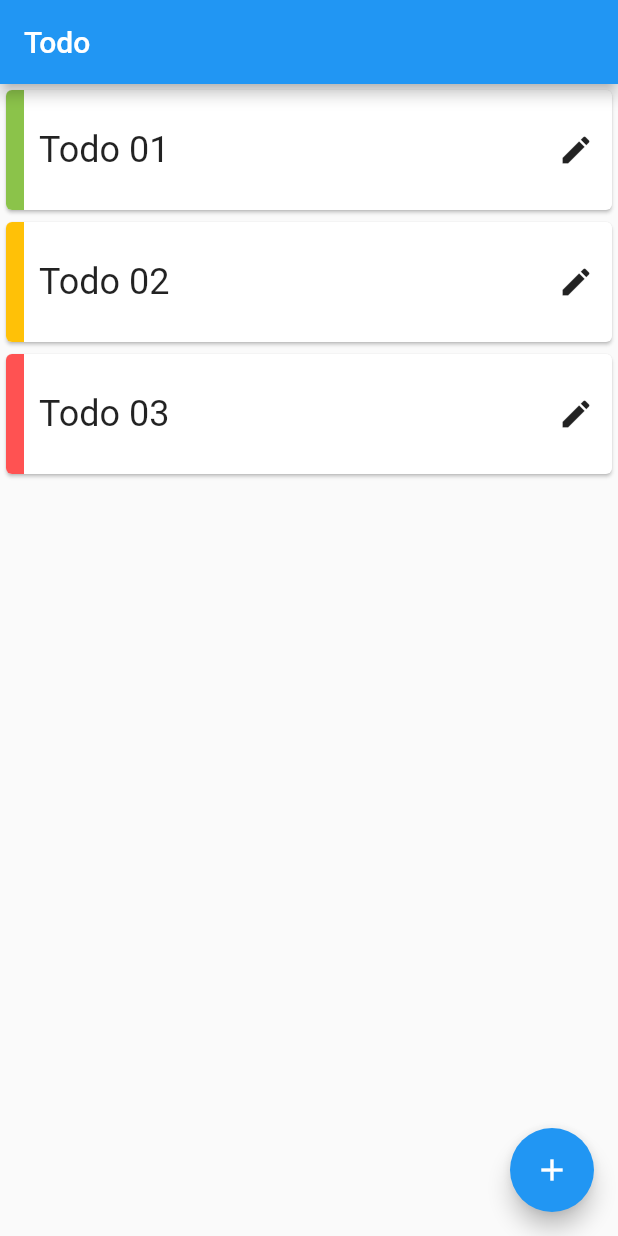
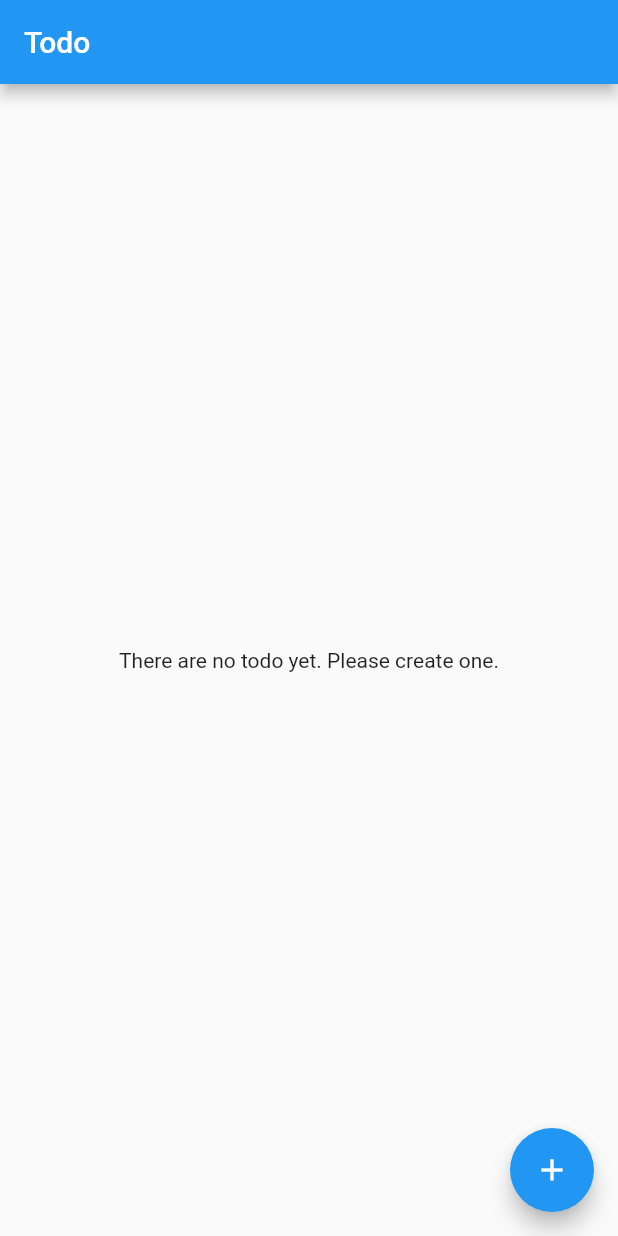
Before and after one commit to kostiadovhyi/Flutter_ToDo, a Flutter app: the screen it shows after launch, on a phone screen of 412 x 824 dp. Run offline on Flutter 3.47's test engine with Material 2 defaults, Android fonts, the phone set to English and light mode, and no system bars; network calls fail.

Commit message:
Load todos from Firebase

```diff
--- a/lib/main.dart
+++ b/lib/main.dart
@@ -21,12 +21,12 @@ class TodoApp extends StatelessWidget {
           primarySwatch: Colors.blue,
         ),
         routes: {
-          '/': (BuildContext context) => TodoListPage(),
+          '/': (BuildContext context) => TodoListPage(_model),
           '/editor': (BuildContext context) => TodoEditorPage(),
         },
         onUnknownRoute: (RouteSettings settings) {
           return MaterialPageRoute(
-            builder: (BuildContext context) => TodoListPage(),
+            builder: (BuildContext context) => TodoListPage(_model),
           );
         },
       ),
--- a/lib/pages/todo/todo_list_page.dart
+++ b/lib/pages/todo/todo_list_page.dart
@@ -2,10 +2,15 @@ import 'package:flutter/material.dart';
 
 import 'package:scoped_model/scoped_model.dart';
 
+import 'package:flutter_todo/widgets/ui_elements/loading_modal.dart';
 import 'package:flutter_todo/widgets/todo/todo_list_view.dart';
 import 'package:flutter_todo/scoped_models/app_model.dart';
 
 class TodoListPage extends StatefulWidget {
+  final AppModel model;
+
+  TodoListPage(this.model);
+
   @override
   State<StatefulWidget> createState() {
     return _TodoListPageState();
@@ -14,10 +19,17 @@ class TodoListPage extends StatefulWidget {
 
 class _TodoListPageState extends State<TodoListPage> {
   @override
+  void initState() {
+    widget.model.fetchTodos();
+
+    super.initState();
+  }
+
+  @override
   Widget build(BuildContext context) {
     return ScopedModelDescendant<AppModel>(
       builder: (BuildContext context, Widget child, AppModel model) {
-        return Scaffold(
+        Widget pageContent = Scaffold(
           appBar: AppBar(
             title: Text('Todo'),
           ),
@@ -37,6 +49,16 @@ class _TodoListPageState extends State<TodoListPage> {
             ),
           ),
         );
+
+        Stack stack = Stack(
+          children: <Widget>[pageContent],
+        );
+
+        if (model.isLoading) {
+          stack.children.add(LoadingModal());
+        }
+
+        return stack;
       },
     );
   }
--- a/lib/scoped_models/app_model.dart
+++ b/lib/scoped_models/app_model.dart
@@ -8,24 +8,7 @@ import 'package:flutter_todo/models/priority.dart';
 import 'package:flutter_todo/models/todo.dart';
 
 class AppModel extends Model {
-  final List<Todo> _todos = [
-    Todo(
-      id: '1',
-      title: 'Todo 01',
-    ),
-    Todo(
-      id: '2',
-      title: 'Todo 02',
-      content: 'Todo 02 Content',
-      priority: Priority.Medium,
-    ),
-    Todo(
-      id: '3',
-      title: 'Todo 03',
-      content: 'Todo 03 Content',
-      priority: Priority.High,
-    ),
-  ];
+  final List<Todo> _todos = [];
   Todo _todo;
   bool _isLoading = false;
 
@@ -43,6 +26,49 @@ class AppModel extends Model {
 
   void setCurrentTodo(Todo todo) {
     _todo = todo;
+  }
+
+  Future<Null> fetchTodos() async {
+    _isLoading = true;
+    notifyListeners();
+
+    try {
+      final http.Response response = await http
+          .get('https://flutter-todo-ca169.firebaseio.com/todos.json');
+
+      if (response.statusCode != 200 && response.statusCode != 201) {
+        _isLoading = false;
+        notifyListeners();
+
+        return;
+      }
+
+      final Map<String, dynamic> todoListData = json.decode(response.body);
+
+      if (todoListData == null) {
+        _isLoading = false;
+        notifyListeners();
+
+        return;
+      }
+
+      todoListData.forEach((String todoId, dynamic todoData) {
+        final Todo todo = Todo(
+          id: todoId,
+          title: todoData['title'],
+          content: todoData['content'],
+          priority: Priority.High,
+        );
+
+        _todos.add(todo);
+      });
+
+      _isLoading = false;
+      notifyListeners();
+    } catch (error) {
+      _isLoading = false;
+      notifyListeners();
+    }
   }
 
   Future<bool> createTodo(
```
